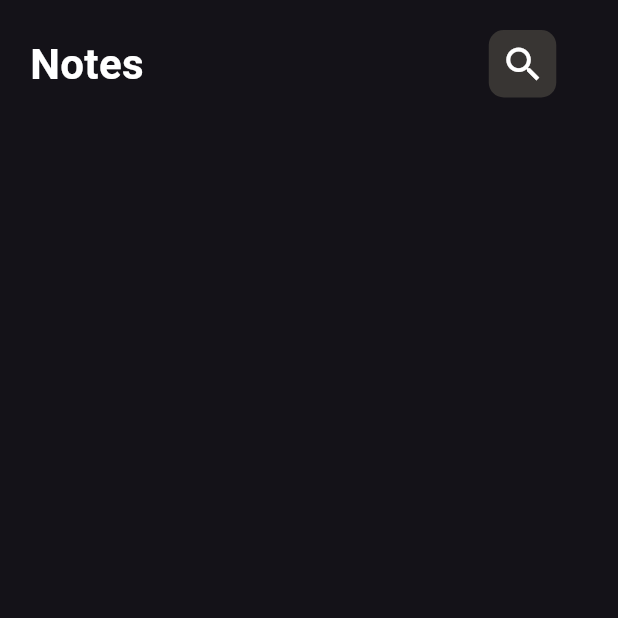
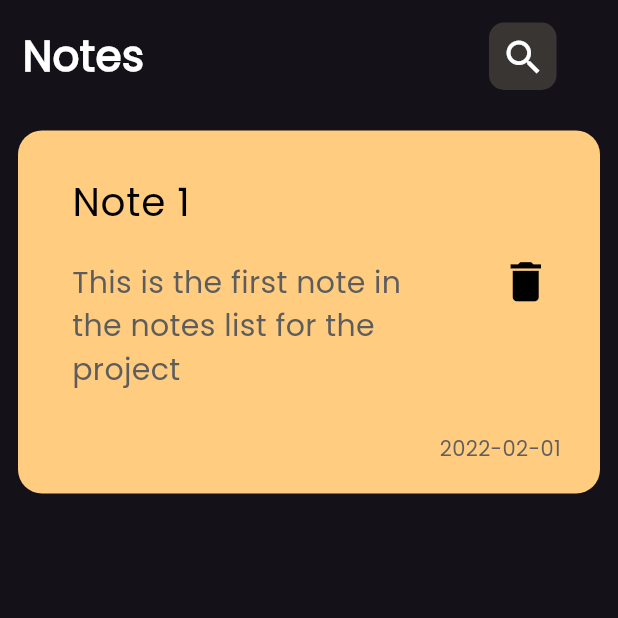
Before and after one commit to MohamedAshraf132/Notes_App, a Flutter app: the screen it shows after launch, on a phone screen of 412 x 824 dp, the top half of it. Run offline on Flutter 3.47's test engine with Material 3 defaults, Android fonts, the phone set to English and light mode, and no system bars.

Commit message:
custom item

```diff
--- a/lib/main.dart
+++ b/lib/main.dart
@@ -12,7 +12,10 @@ class MyApp extends StatelessWidget {
   Widget build(BuildContext context) {
     return MaterialApp(
       debugShowCheckedModeBanner: false,
-      theme: ThemeData.dark(),
+      theme: ThemeData(
+        brightness: Brightness.dark,
+        fontFamily: 'Poppins',
+      ),
       home: NotesViews(),
     );
   }
--- a/lib/views/widgets/custom_appbar.dart
+++ b/lib/views/widgets/custom_appbar.dart
@@ -6,7 +6,7 @@ class CustomAppbar extends StatelessWidget {
   @override
   Widget build(BuildContext context) {
     return Padding(
-      padding: const EdgeInsets.all(20),
+      padding: const EdgeInsets.all(15),
       child: Row(
         children: [
           Text(
--- /dev/null
+++ b/lib/views/widgets/custom_note_item.dart
@@ -0,0 +1,60 @@
+import 'package:flutter/material.dart';
+
+class CustomNoteItem extends StatelessWidget {
+  List notes = [
+    {
+      'title': 'Note 1',
+      'description': 'This is the first note in the notes list for the project',
+      'date': '2022-02-01',
+    },
+  ];
+
+  @override
+  Widget build(BuildContext context) {
+    return Padding(
+      padding: const EdgeInsets.all(12),
+      child: Container(
+        decoration: BoxDecoration(
+          borderRadius: BorderRadius.circular(16),
+          color: Color(0xffFFCC80),
+        ),
+        child: Column(
+          children: [
+            ListTile(
+              title: Padding(
+                padding: const EdgeInsets.only(left: 20, top: 20),
+                child: Text(
+                  notes[0]['title'],
+                  style: TextStyle(color: Colors.black, fontSize: 26),
+                ),
+              ),
+              subtitle: Padding(
+                padding:
+                    const EdgeInsets.symmetric(vertical: 20, horizontal: 20),
+                child: Text(
+                  notes[0]['description'],
+                  style: TextStyle(
+                      color: const Color.fromARGB(255, 93, 93, 93),
+                      fontSize: 20),
+                ),
+              ),
+              trailing: IconButton(
+                onPressed: () {},
+                icon: Icon(Icons.delete),
+                color: Colors.black,
+                iconSize: 35,
+              ),
+            ),
+            Padding(
+              padding: const EdgeInsets.only(left: 255, bottom: 20),
+              child: Text(
+                notes[0]['date'],
+                style: TextStyle(color: const Color.fromARGB(255, 96, 94, 94)),
+              ),
+            )
+          ],
+        ),
+      ),
+    );
+  }
+}
--- a/lib/views/widgets/notes_view_body.dart
+++ b/lib/views/widgets/notes_view_body.dart
@@ -1,5 +1,6 @@
 import 'package:flutter/material.dart';
 import 'package:notes_app/views/widgets/custom_appbar.dart';
+import 'package:notes_app/views/widgets/custom_note_item.dart';
 
 class NotesViewBody extends StatelessWidget {
   const NotesViewBody({super.key});
@@ -9,6 +10,7 @@ class NotesViewBody extends StatelessWidget {
     return Column(
       children: [
         CustomAppbar(),
+        CustomNoteItem(),
       ],
     );
   }
```
Also changed, not shown: pubspec.yaml (+4 -11 lines), assets/fonts/Poppins-Regular.ttf (added).
